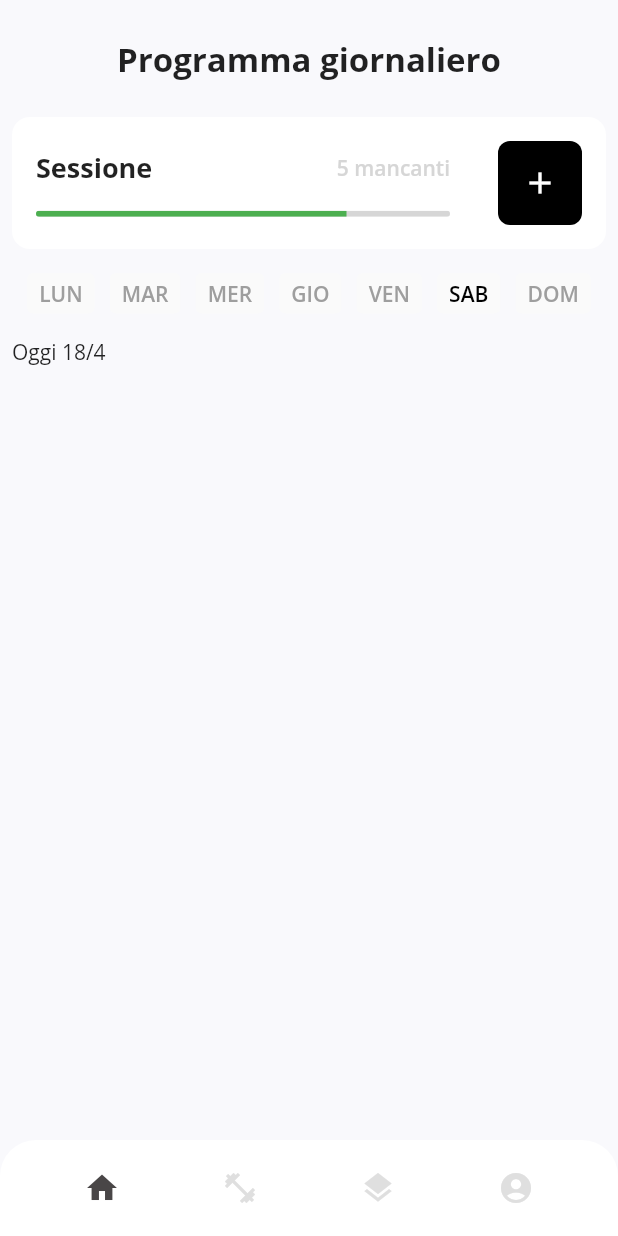
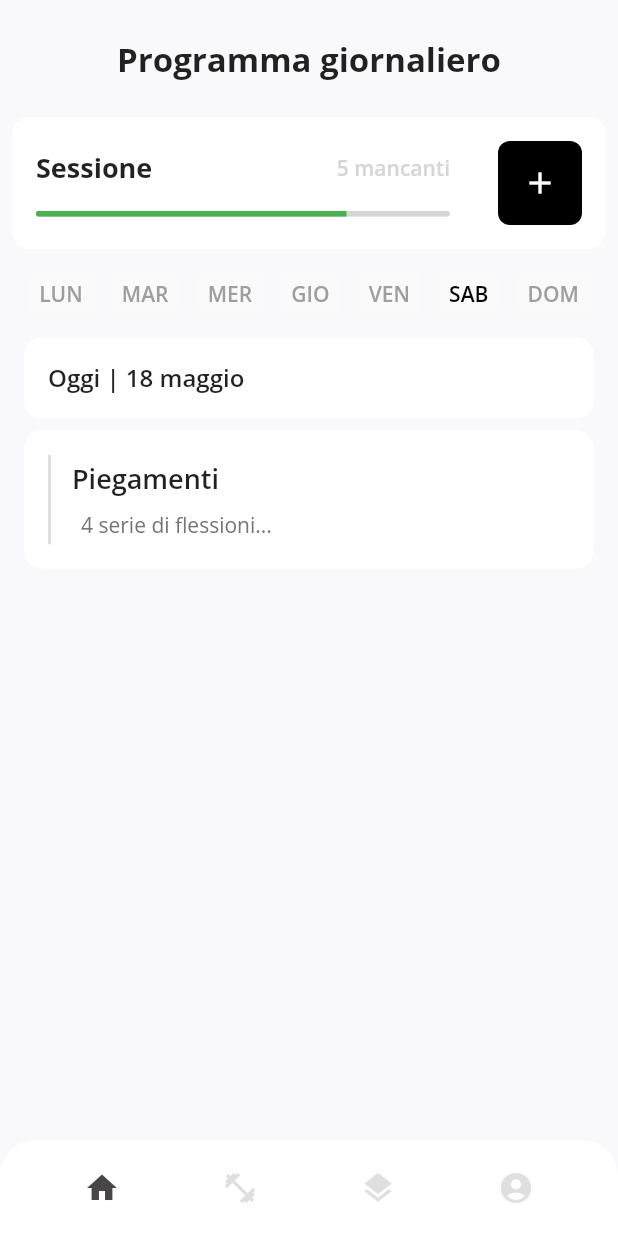
Before and after one commit to leopi99/workoutApp, a Flutter app: the screen it shows after launch, on a phone screen of 412 x 824 dp. Run offline on Flutter 3.47's test engine with Material 2 defaults, Android fonts, the phone set to English and light mode, and no system bars; our stand-ins replace flutter_svg, google_fonts.

Commit message:
<correzione> :esercizio diverso per giorno invece dello stesso

```diff
--- /dev/null
+++ b/lib/pages/homepage/exercise_widget.dart
@@ -0,0 +1,64 @@
+import 'package:flutter/material.dart';
+import 'package:provider/provider.dart';
+import 'package:workout/models/exercise.dart';
+import 'package:workout/models/palette.dart';
+import 'package:workout/states/exercise_state.dart';
+
+class ExerciseWidget extends StatelessWidget {
+  final Exercise exercise;
+  ExerciseWidget(this.exercise);
+
+  @override
+  Widget build(BuildContext context) {
+    return Material(
+      color: Colors.white,
+      borderRadius: BorderRadius.circular(12),
+      clipBehavior: Clip.antiAlias,
+      child: SizedBox(
+        height: 92,
+        child: Padding(
+          padding: EdgeInsets.all(16.0),
+          child: Consumer<ExerciseState>(
+            builder: (context, state, _) => Row(
+              mainAxisSize: MainAxisSize.max,
+              children: <Widget>[
+                Container(
+                  decoration: BoxDecoration(
+                    color: Palette().greyUnselected,
+                    borderRadius: BorderRadius.circular(2),
+                  ),
+                  margin: EdgeInsets.only(right: 14),
+                  width: 2,
+                  height: double.infinity,
+                ),
+                Column(
+                  mainAxisAlignment: MainAxisAlignment.spaceAround,
+                  crossAxisAlignment: CrossAxisAlignment.start,
+                  children: <Widget>[
+                    Text(
+                      exercise.name,
+                      style:
+                          TextStyle(fontWeight: FontWeight.w600, fontSize: 18),
+                    ),
+                    Padding(
+                      padding: EdgeInsets.only(left: 6.0),
+                      child: Text(
+                        exercise.description.substring(
+                                0,
+                                exercise.description.length > 20
+                                    ? 20
+                                    : exercise.description.length) +
+                            '${exercise.description.length > 20 ? "..." : ""}',
+                        style: TextStyle(color: Colors.grey[600]),
+                      ),
+                    ),
+                  ],
+                ),
+              ],
+            ),
+          ),
+        ),
+      ),
+    );
+  }
+}
--- a/lib/pages/homepage/home.dart
+++ b/lib/pages/homepage/home.dart
@@ -1,12 +1,28 @@
 import 'package:flutter/material.dart';
 import 'package:flutter_svg/flutter_svg.dart';
 import 'package:provider/provider.dart';
+
 import 'package:workout/states/exercise_state.dart';
 import 'package:workout/states/nav_state.dart';
 
+import 'package:workout/pages/homepage/exercise_widget.dart';
 //  Page with all the exercises to do today
 
 enum Days { LUN, MAR, MER, GIO, VEN, SAB, DOM }
+enum Months {
+  gennaio,
+  febbraio,
+  marzo,
+  aprile,
+  maggio,
+  giugno,
+  luglio,
+  agosto,
+  settembre,
+  ottobre,
+  novembre,
+  dicembre
+}
 
 class Homepage extends StatelessWidget {
   @override
@@ -120,20 +136,24 @@ class Homepage extends StatelessWidget {
             ),
           ),
         ),
-        Row(
-          children: <Widget>[
-            Column(
-              children: <Widget>[
-                Row(
-                  children: <Widget>[
-                    Text('Oggi ${DateTime.now().day}/${DateTime.now().month}'),
-                  ],
+        if (Provider.of<NavState>(context).dayIndex ==
+            DateTime.now().weekday - 1)
+          Padding(
+            padding: EdgeInsets.symmetric(horizontal: 8),
+            child: Material(
+              color: Colors.white,
+              borderRadius: BorderRadius.circular(12),
+              child: Padding(
+                padding: EdgeInsets.all(16),
+                child: Text(
+                  'Oggi | ${DateTime.now().day} ${Months.values[DateTime.now().month].toString().substring(
+                        7,
+                      )}',
+                  style: TextStyle(fontWeight: FontWeight.w600, fontSize: 16),
                 ),
-                Row(),
-              ],
+              ),
             ),
-          ],
-        ),
+          ),
         Provider.of<ExerciseState>(context)
                     .exerciseFor(Provider.of<NavState>(context).dayIndex)
                     .length ==
@@ -153,7 +173,11 @@ class Homepage extends StatelessWidget {
               )
             : ListView.builder(
                 shrinkWrap: true,
-                itemBuilder: (context, index) => _ExerciseWidget(index),
+                padding: EdgeInsets.symmetric(horizontal: 8, vertical: 8),
+                itemBuilder: (context, index) => ExerciseWidget(
+                  Provider.of<ExerciseState>(context).exerciseFor(
+                      Provider.of<NavState>(context).dayIndex)[index],
+                ),
                 itemCount: Provider.of<ExerciseState>(context)
                     .exerciseFor(Provider.of<NavState>(context).dayIndex)
                     .length,
@@ -162,16 +186,3 @@ class Homepage extends StatelessWidget {
     );
   }
 }
-
-class _ExerciseWidget extends StatelessWidget {
-  final int _exerciseIndex;
-  _ExerciseWidget(this._exerciseIndex);
-  @override
-  Widget build(BuildContext context) {
-    return Material(
-      borderRadius: BorderRadius.circular(12),
-      clipBehavior: Clip.antiAlias,
-      child: Row(),
-    );
-  }
-}
--- a/lib/states/exercise_state.dart
+++ b/lib/states/exercise_state.dart
@@ -19,6 +19,8 @@ class ExerciseState with ChangeNotifier {
     ),
   ];
 
+  Exercise exerciseat(int index) => _exercises[index];
+
   void addExercise(Exercise exe) {
     _exercises.add(exe);
     notifyListeners();
```
